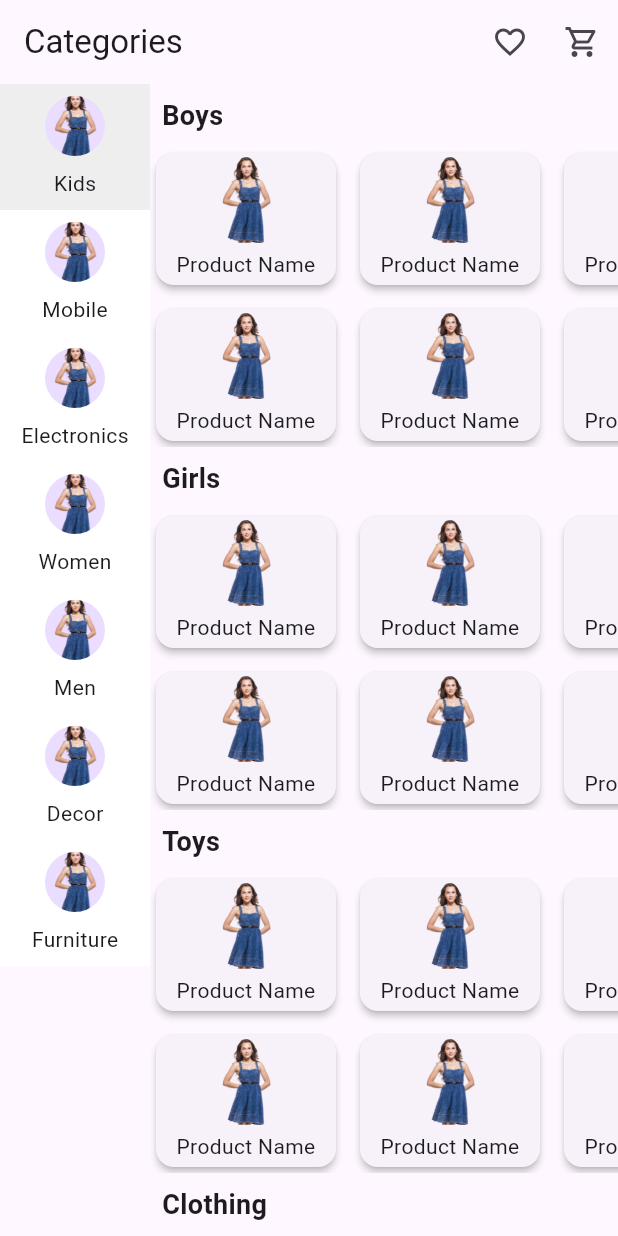
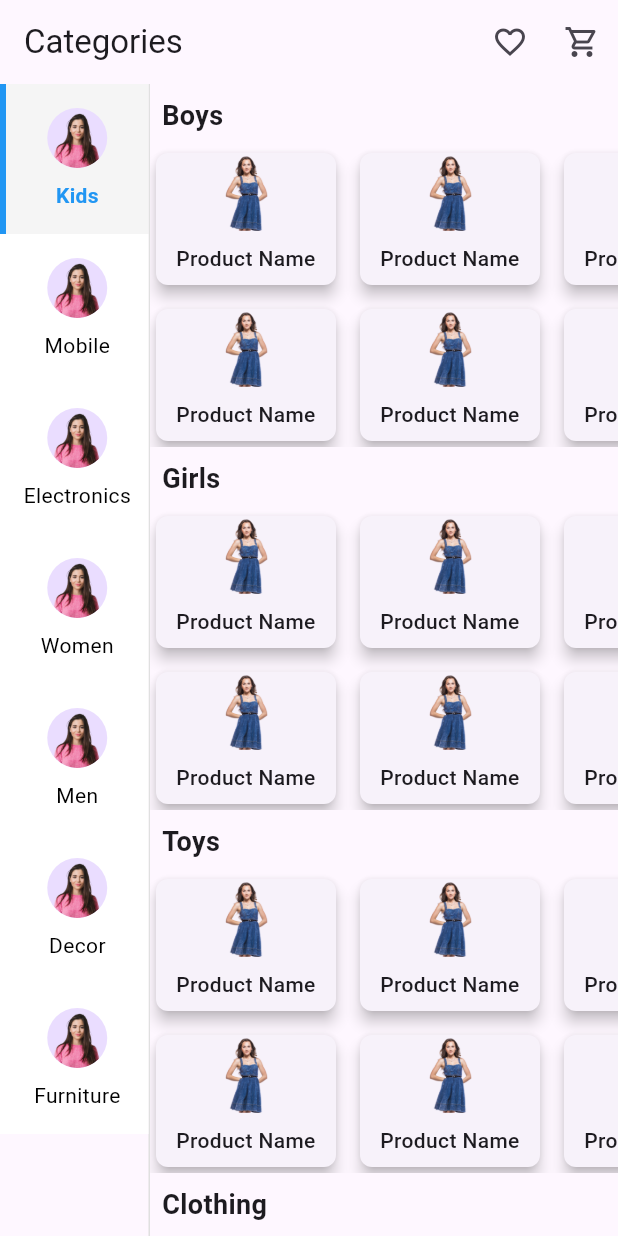
Before and after one commit to jnvshubham7/Category-Selector, a Flutter app: the screen it shows after launch, on a phone screen of 412 x 824 dp. Run offline on Flutter 3.47's test engine with Material 3 defaults, Android fonts, the phone set to English and light mode, and no system bars.

Commit message:
icon add and desing

```diff
--- a/lib/main.dart
+++ b/lib/main.dart
@@ -55,9 +55,13 @@ class _CategorySelectorState extends State<CategorySelector> {
           // Drawer for Category List
           Container(
             width: 100,
+            decoration: BoxDecoration(
+              border: Border(
+                right: BorderSide(color: Colors.grey[300]!, width: 1),
+              ),
+            ),
             child: ListView.builder(
               itemCount: categorizedItems.length,
-              scrollDirection: Axis.vertical,
               itemBuilder: (context, index) {
                 return GestureDetector(
                   onTap: () {
@@ -66,20 +70,37 @@ class _CategorySelectorState extends State<CategorySelector> {
                     });
                   },
                   child: Container(
-                    color: index == _selectedCategoryIndex
-                        ? Colors.grey[200]
-                        : Colors.white,
-                    padding: EdgeInsets.all(8),
+                    decoration: BoxDecoration(
+                      color: index == _selectedCategoryIndex
+                          ? Colors.grey[100]
+                          : Colors.white,
+                      border: Border(
+                        left: BorderSide(
+                          color: index == _selectedCategoryIndex
+                              ? Colors.blue // Customize border color for selection
+                              : Colors.transparent,
+                          width: 4,
+                        ),
+                      ),
+                    ),
+                    padding: EdgeInsets.symmetric(vertical: 16, horizontal: 8),
                     child: Column(
-                      mainAxisSize: MainAxisSize.min,
                       children: [
                         CircleAvatar(
-                          // Replace with category-specific icons
-                          backgroundImage: AssetImage(
-                              'assets/image.png'),
+                          backgroundImage: AssetImage('assets/icon.png'), // Replace with category-specific icon
                         ),
                         SizedBox(height: 8),
-                        Text(categorizedItems[index]["category"]),
+                        Text(
+                          categorizedItems[index]["category"],
+                          style: TextStyle(
+                            fontWeight: index == _selectedCategoryIndex
+                                ? FontWeight.bold
+                                : FontWeight.normal,
+                            color: index == _selectedCategoryIndex
+                                ? Colors.blue
+                                : Colors.black,
+                          ),
+                        ),
                       ],
                     ),
                   ),
@@ -134,19 +155,26 @@ class CategorySection extends StatelessWidget {
             itemCount: 6, // Number of items in each subcategory
             itemBuilder: (context, index) {
               return Card(
-                elevation: 2,
+                elevation: 4,
+                shape: RoundedRectangleBorder(
+                  borderRadius: BorderRadius.circular(8),
+                ),
                 child: Column(
                   children: [
                     Expanded(
-                      child: Image.asset(
-                        'assets/image.png', // Replace with actual image path
-                        fit: BoxFit.cover,
+                      child: ClipRRect(
+                        borderRadius: BorderRadius.vertical(top: Radius.circular(8)),
+                        child: Image.asset(
+                          'assets/image.png', // Replace with actual image path
+                          fit: BoxFit.cover,
+                        ),
                       ),
                     ),
                     Padding(
-                      padding: const EdgeInsets.all(4.0),
+                      padding: const EdgeInsets.all(8.0),
                       child: Text(
                         'Product Name', // Replace with actual product name
+                        style: TextStyle(fontSize: 14, fontWeight: FontWeight.w500),
                         textAlign: TextAlign.center,
                       ),
                     ),
--- a/pubspec.yaml
+++ b/pubspec.yaml
@@ -61,6 +61,7 @@ flutter:
   # To add assets to your application, add an assets section, like this:
   assets:
     - assets/image.png
+    - assets/icon.png
   #   - images/a_dot_ham.jpeg
 
   # An image asset can refer to one or more resolution-specific "variants", see
```
Also changed, not shown: assets/icon.png (added).
